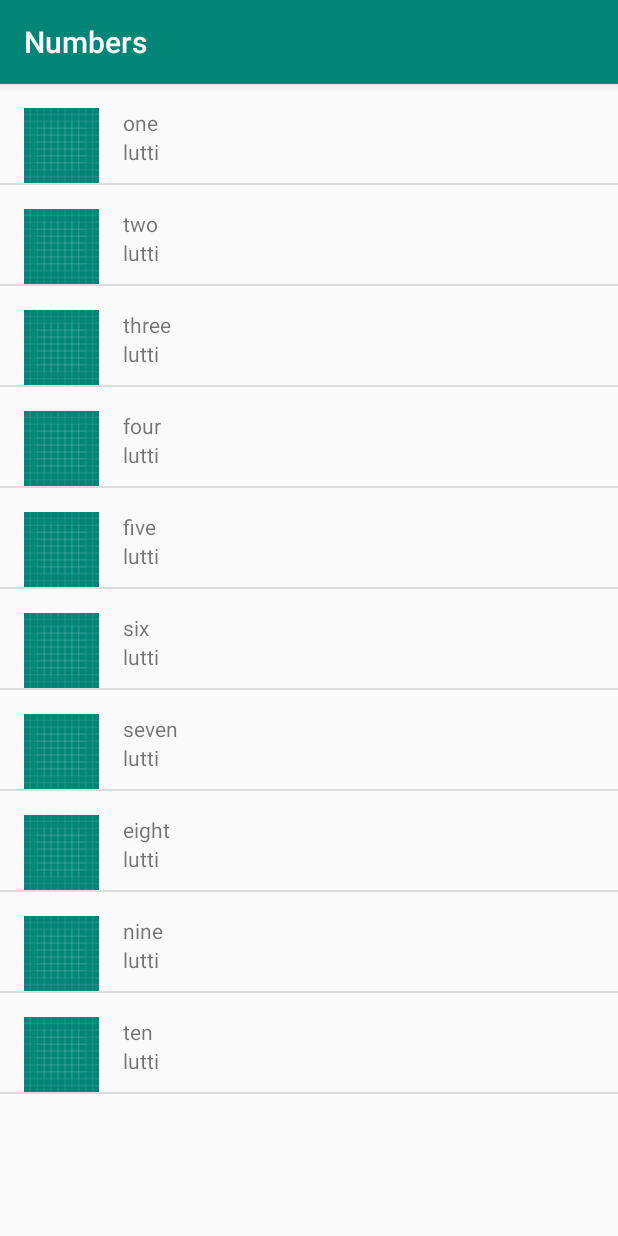
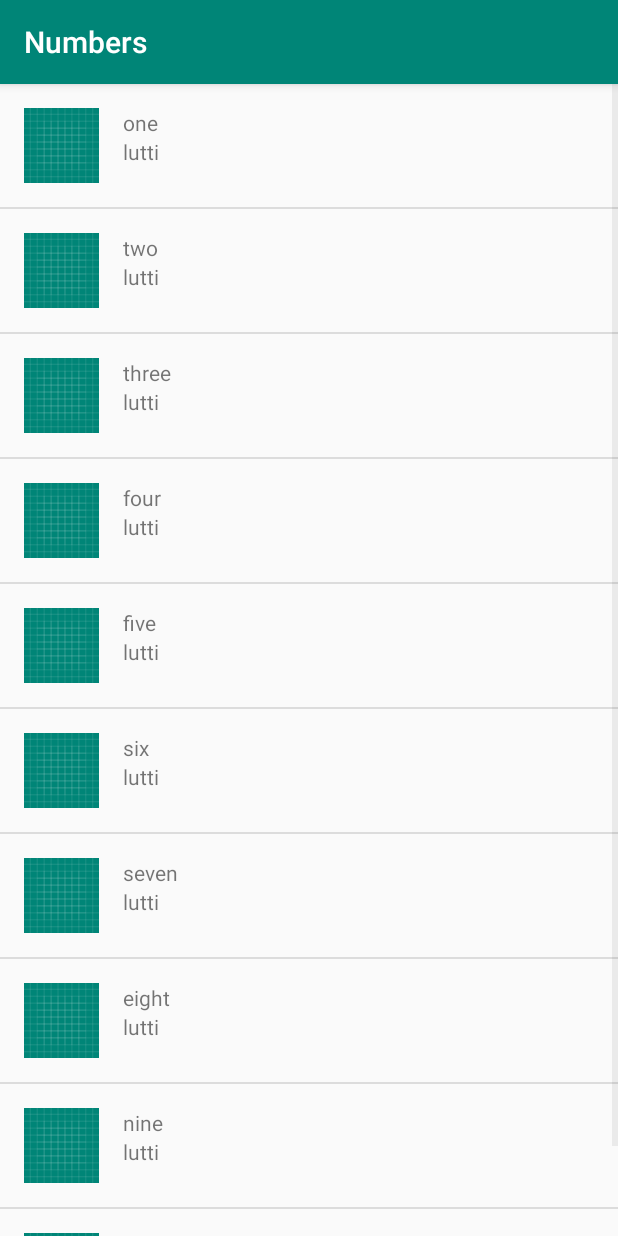
Before and after one commit to NoorElshafei/MiwokApp, an Android app: the NumbersActivity screen opened directly, with no data from a screen before it, on a phone screen of 412 x 824 dp. Run offline under Robolectric (Android 15) with nearby library versions, the light colour scheme and no system bars.

Commit message:
Update list_item.xml

```diff
--- a/app/src/main/res/layout/list_item.xml
+++ b/app/src/main/res/layout/list_item.xml
@@ -2,10 +2,11 @@
 <LinearLayout xmlns:android="http://schemas.android.com/apk/res/android"
     xmlns:tools="http://schemas.android.com/tools"
     android:layout_width="match_parent"
-    android:layout_height="match_parent"
+    android:layout_height="wrap_content"
     android:orientation="horizontal"
     android:paddingLeft="16dp"
-    android:paddingTop="16dp">
+    android:paddingTop="16dp"
+    android:paddingBottom="16dp">
     <ImageView
         android:id="@+id/miowk_image_view"
         android:layout_width="50dp"
```
